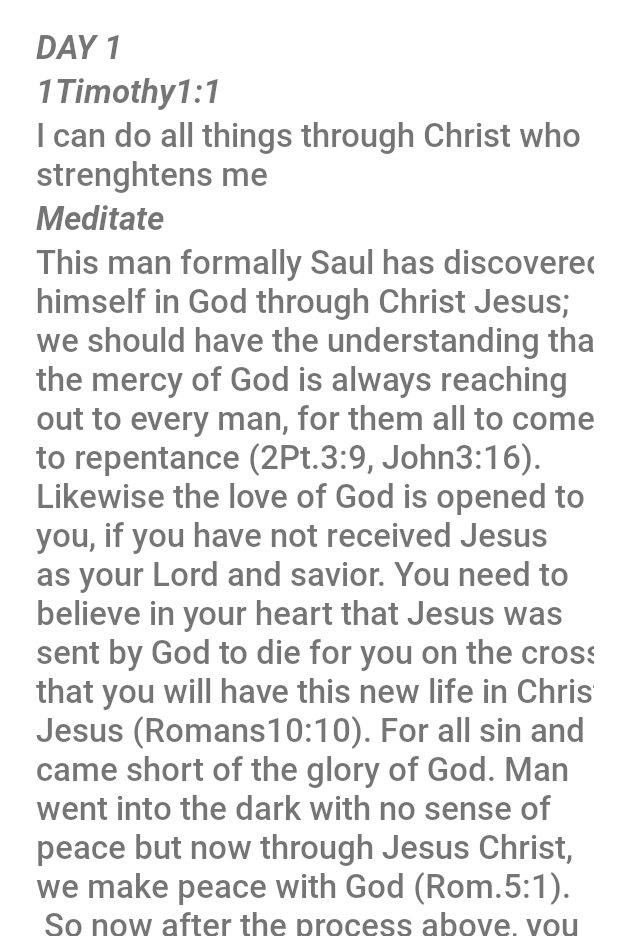
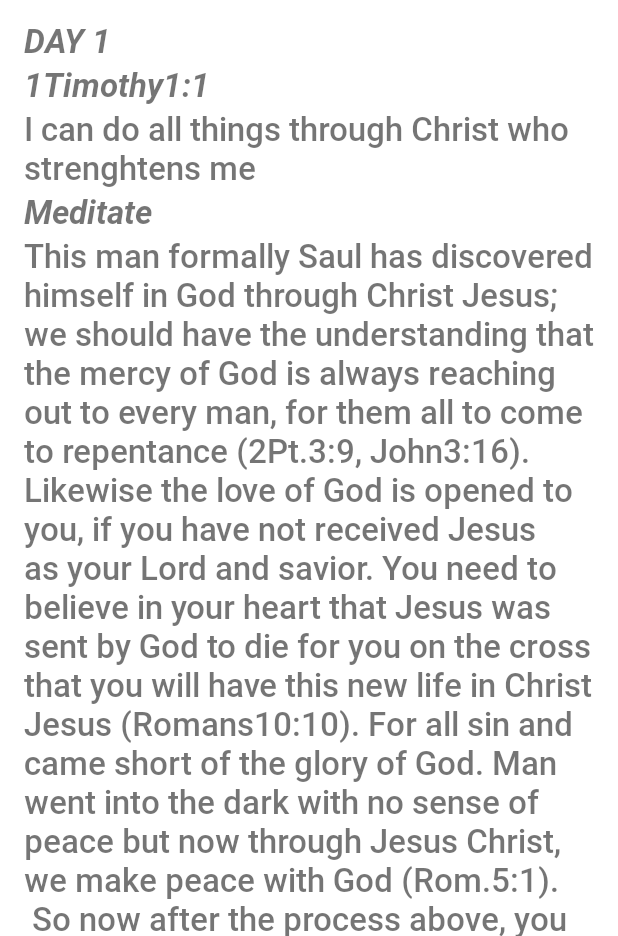
Before and after one commit to Kensmith-Project/LeadershipDevotional, an Android app: the layout activity_detailed_devotional.xml on its own in the app's theme, with its tools: preview values and no code run, on a phone screen of 412 x 824 dp, the part 300-1236 px from its top. Run offline under Robolectric (Android 15) with nearby library versions, the phone set to English and light mode, and no system bars; Roboto replaces fonts that are not available here.

Commit message:
adjust margin for disappearing text

```diff
--- a/app/src/main/res/layout/activity_detailed_devotional.xml
+++ b/app/src/main/res/layout/activity_detailed_devotional.xml
@@ -52,14 +52,14 @@
         <androidx.constraintlayout.widget.ConstraintLayout
             android:layout_width="match_parent"
             android:layout_height="match_parent"
-            android:padding="16dp"
+            android:padding="12dp"
             >
 
             <TextView
                 android:id="@+id/activity_detailed_day_count_tv"
                 android:layout_width="wrap_content"
                 android:layout_height="wrap_content"
-                android:layout_marginStart="8dp"
+                android:layout_marginStart="4dp"
                 android:fontFamily="@font/roboto_bold_italic"
                 android:text="@string/day_count_msg"
                 android:textSize="@dimen/day_count_text_size"
@@ -72,7 +72,7 @@
                 android:id="@+id/activity_detailed_bible_ref_tv"
                 android:layout_width="wrap_content"
                 android:layout_height="wrap_content"
-                android:layout_marginStart="8dp"
+                android:layout_marginStart="4dp"
                 android:fontFamily="@font/roboto_bold_italic"
                 android:text="@string/bible_ref"
                 android:textSize="@dimen/day_count_text_size"
@@ -85,7 +85,7 @@
                 android:id="@+id/activity_detailed_bible_ref_content"
                 android:layout_width="wrap_content"
                 android:layout_height="wrap_content"
-                android:layout_marginStart="8dp"
+                android:layout_marginStart="4dp"
                 android:fontFamily="@font/roboto_medium"
                 android:text="@string/bible_ref_content"
                 android:textSize="@dimen/day_count_text_size"
@@ -98,7 +98,7 @@
                 android:id="@+id/activity_detailed_meditate_title_tv"
                 android:layout_width="wrap_content"
                 android:layout_height="wrap_content"
-                android:layout_marginStart="8dp"
+                android:layout_marginStart="4dp"
                 android:fontFamily="@font/roboto_bold_italic"
                 android:text="@string/meditate_title_msg"
                 android:textSize="@dimen/day_count_text_size"
@@ -111,7 +111,7 @@
                 android:id="@+id/activity_detailed_meditate_body_tv"
                 android:layout_width="wrap_content"
                 android:layout_height="wrap_content"
-                android:layout_marginStart="8dp"
+                android:layout_marginStart="4dp"
                 android:fontFamily="@font/roboto_medium"
                 android:text="@string/meditate_body"
                 android:textSize="@dimen/meditate_body_text_size"
```
Also changed, not shown: app/src/main/java/com/polish/leadershipdevotional/DetailedDevotionalActivity.kt (+5 -5 lines).
